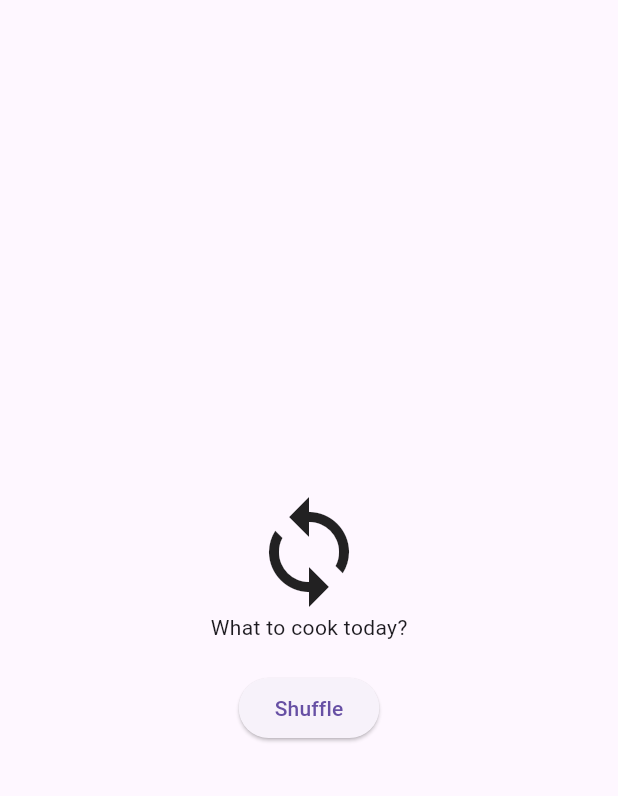
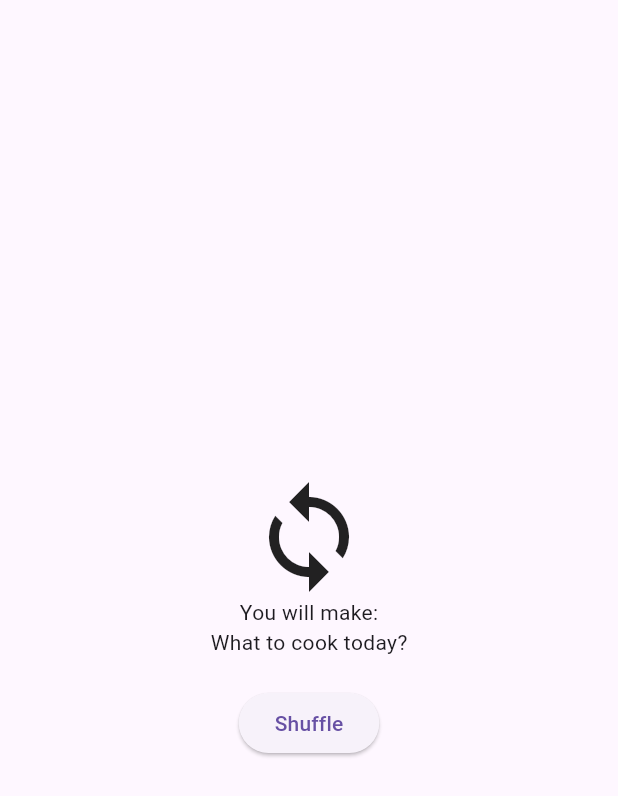
Before and after one commit to Kyuuuti/mobdev_finalproj, a Flutter app: the Randomizer screen opened directly, on a phone screen of 412 x 824 dp. Shown: the top 796 px of the screen. Run offline on Flutter 3.47's test engine with Material 3 defaults, Android fonts, the phone set to English and light mode, and no system bars; network calls fail.

Commit message:
updated randomizer page

```diff
--- a/final_project/lib/Randomizer.dart
+++ b/final_project/lib/Randomizer.dart
@@ -2,6 +2,7 @@
 import 'dart:convert';
 import 'package:flutter/material.dart';
 import 'package:http/http.dart' as http;
+import 'package:midterm/Details.dart';
 import 'package:midterm/Meal.dart';
 
 class Randomizer extends StatefulWidget {
@@ -47,9 +48,21 @@ class _RandomizerState extends State<Randomizer> {
           mainAxisAlignment: MainAxisAlignment.center,
           children: <Widget>[
             Icon(Icons.loop ,size: 80),
+            Text("You will make:"),
             randomMeal != null
-                ? Column(
-                    children: [Text("You will make: ${randomMeal!.name}!")],
+                ? GestureDetector(
+                  onTap: () {
+                      Navigator.push(
+                        context,
+                        MaterialPageRoute(
+                          builder: (context) => Details(meal: randomMeal!),
+                        ),
+                      );
+                    },
+                    child: Text(
+                      "${randomMeal!.name}!",
+                      style: TextStyle(color: Colors.blue, decoration: TextDecoration.underline)
+                    ),
                   )
                 : Text("What to cook today?"),
                 SizedBox(height: 20.0),
```
